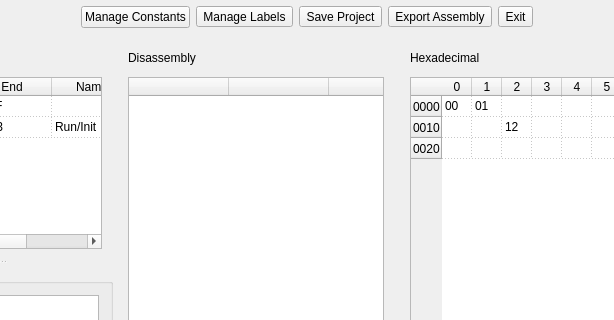
The window that src/mainwindow.ui (ivop/frida) describes before a commit, drawn with Qt 5; both pictures show x 131 to 745 and y 0 to 320 of the 998 by 707 pixel window.
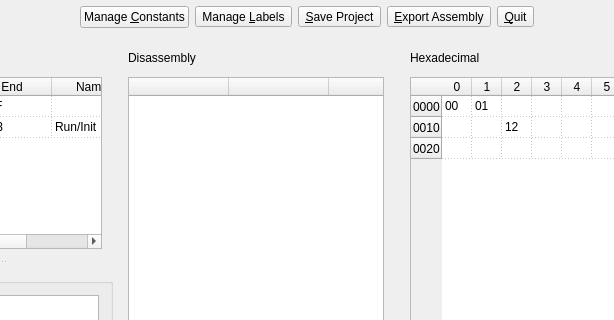
The same window after the commit. Icons and pictures are not drawn.

The edit to the form file:
```diff
--- a/src/mainwindow.ui
+++ b/src/mainwindow.ui
@@ -55,7 +55,7 @@
          <enum>Qt::NoFocus</enum>
         </property>
         <property name="text">
-         <string>Manage Constants</string>
+         <string>Manage &amp;Constants</string>
         </property>
         <property name="icon">
          <iconset resource="frida.qrc">
@@ -69,7 +69,7 @@
          <enum>Qt::NoFocus</enum>
         </property>
         <property name="text">
-         <string>Manage Labels</string>
+         <string>Manage &amp;Labels</string>
         </property>
         <property name="icon">
          <iconset resource="frida.qrc">
@@ -92,7 +92,7 @@
          <enum>Qt::NoFocus</enum>
         </property>
         <property name="text">
-         <string>Save Project</string>
+         <string>&amp;Save Project</string>
         </property>
         <property name="icon">
          <iconset resource="frida.qrc">
@@ -115,7 +115,7 @@
          <enum>Qt::NoFocus</enum>
         </property>
         <property name="text">
-         <string>Export Assembly</string>
+         <string>&amp;Export Assembly</string>
         </property>
         <property name="icon">
          <iconset resource="frida.qrc">
@@ -132,7 +132,7 @@
          <enum>Qt::NoFocus</enum>
         </property>
         <property name="text">
-         <string>Exit</string>
+         <string>&amp;Quit</string>
         </property>
         <property name="icon">
          <iconset resource="frida.qrc">
```
